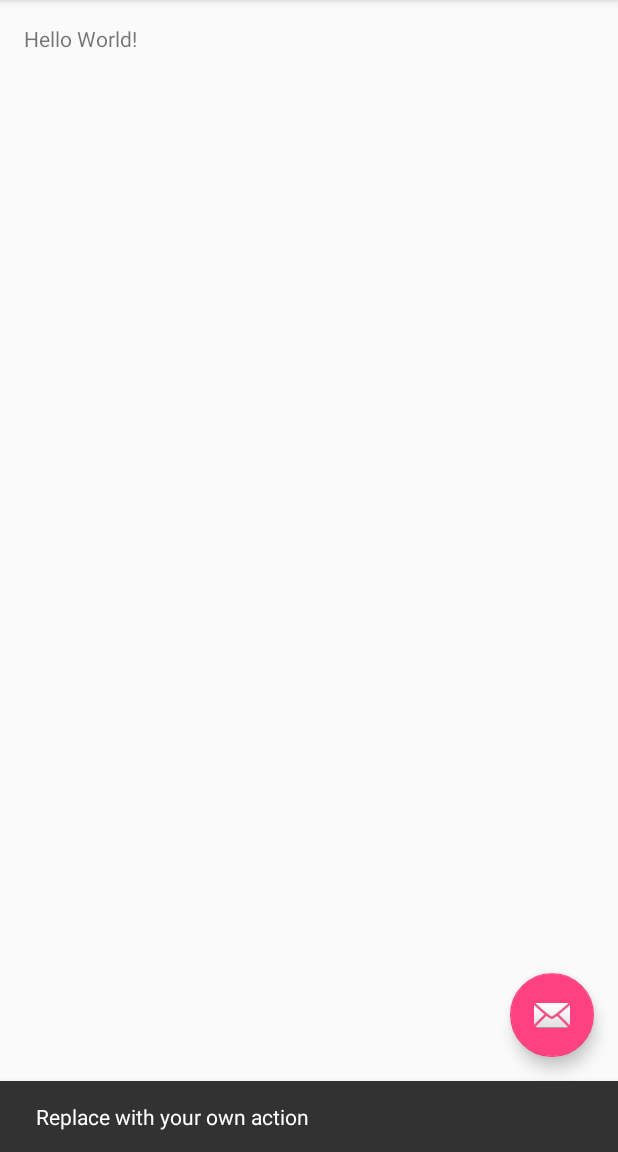
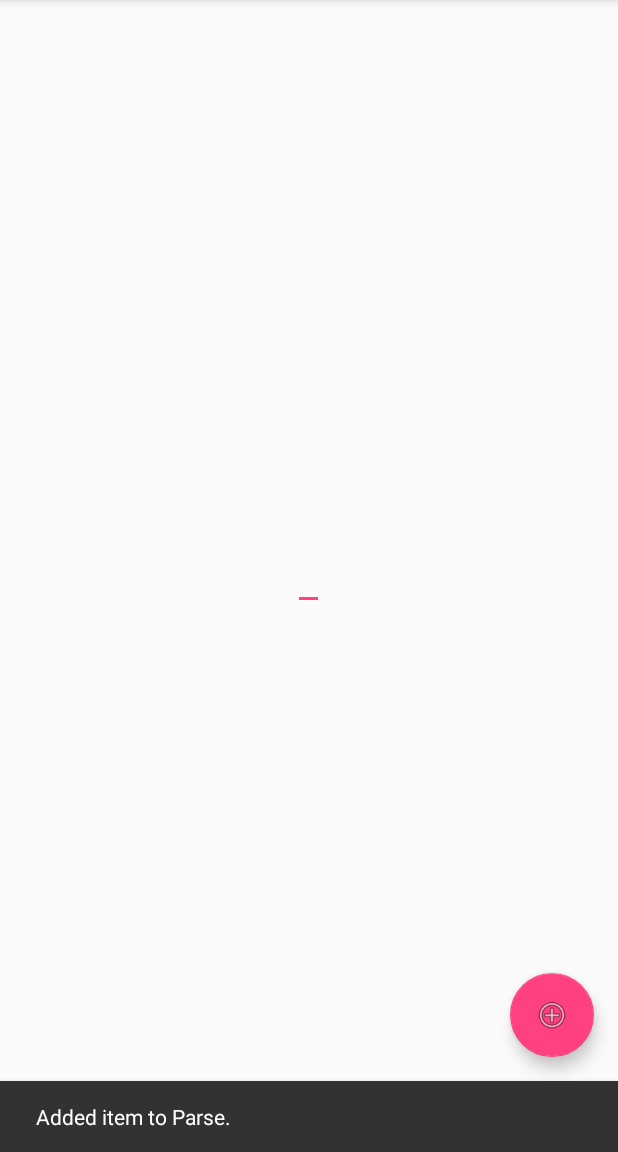
Before and after one commit to nick11roberts/android-parse-sample, an Android app: the screen it shows after launch (MainActivity), after a tap on an icon or button, on a phone screen of 412 x 824 dp, the part 84-1236 px from its top. Run offline under Robolectric (Android 15) with nearby library versions, the phone set to English and light mode, and no system bars; libraries missing offline, so code that uses them is left out: com.parse; 8 statements that could not run were skipped.

Commit message:
Added some simple Parse code in which user text is added to Parse.

```diff
--- a/AndroidParseSample/app/build.gradle
+++ b/AndroidParseSample/app/build.gradle
@@ -24,4 +24,6 @@ dependencies {
     testCompile 'junit:junit:4.12'
     compile 'com.android.support:appcompat-v7:23.1.1'
     compile 'com.android.support:design:23.1.1'
+    compile 'com.parse.bolts:bolts-android:1.+'
+    compile 'com.parse:parse-android:1.+'
 }
--- a/AndroidParseSample/app/src/main/java/io/github/nick11roberts/androidparsesample/MainActivity.java
+++ b/AndroidParseSample/app/src/main/java/io/github/nick11roberts/androidparsesample/MainActivity.java
@@ -8,19 +8,48 @@ import android.support.v7.widget.Toolbar;
 import android.view.View;
 import android.view.Menu;
 import android.view.MenuItem;
+import android.widget.EditText;
+
+import com.parse.Parse;
+import com.parse.ParseACL;
+import com.parse.ParseObject;
+import com.parse.ParseUser;
 
 public class MainActivity extends AppCompatActivity {
+
+    private EditText parseEditText;
+    private String parseTextData;
 
     @Override
     protected void onCreate(Bundle savedInstanceState) {
         super.onCreate(savedInstanceState);
         setContentView(R.layout.activity_main);
 
+        // [Optional] Power your app with Local Datastore. For more info, go to
+        // https://parse.com/docs/android/guide#local-datastore
+        Parse.enableLocalDatastore(this);
+        Parse.initialize(this);
+        ParseUser.enableAutomaticUser();
+        ParseACL defaultACL = new ParseACL();
+        // Optionally enable public read access.
+        // defaultACL.setPublicReadAccess﴾true﴿;.
+        ParseACL.setDefaultACL(defaultACL, true);
+
+        parseEditText = (EditText)findViewById(R.id.parseDataInputEditText);
+
         FloatingActionButton fab = (FloatingActionButton) findViewById(R.id.fab);
         fab.setOnClickListener(new View.OnClickListener() {
             @Override
             public void onClick(View view) {
-                Snackbar.make(view, "Replace with your own action", Snackbar.LENGTH_LONG)
+
+                parseTextData = parseEditText.getText().toString();
+
+                // Submit the data to Parse
+                ParseObject testObject = new ParseObject("TestObject");
+                testObject.put("data", parseTextData);
+                testObject.saveInBackground();
+
+                Snackbar.make(view, "Added item to Parse.", Snackbar.LENGTH_LONG)
                         .setAction("Action", null).show();
             }
         });
--- a/AndroidParseSample/app/src/main/res/layout/activity_main.xml
+++ b/AndroidParseSample/app/src/main/res/layout/activity_main.xml
@@ -15,6 +15,6 @@
         android:layout_height="wrap_content"
         android:layout_gravity="bottom|end"
         android:layout_margin="@dimen/fab_margin"
-        android:src="@android:drawable/ic_dialog_email" />
+        android:src="@android:drawable/ic_menu_add" />
 
 </android.support.design.widget.CoordinatorLayout>
--- a/AndroidParseSample/app/src/main/res/layout/content_main.xml
+++ b/AndroidParseSample/app/src/main/res/layout/content_main.xml
@@ -12,8 +12,10 @@
     tools:context="io.github.nick11roberts.androidparsesample.MainActivity"
     tools:showIn="@layout/activity_main">
 
-    <TextView
+    <EditText
         android:layout_width="wrap_content"
         android:layout_height="wrap_content"
-        android:text="Hello World!" />
+        android:id="@+id/parseDataInputEditText"
+        android:layout_centerVertical="true"
+        android:layout_centerHorizontal="true" />
 </RelativeLayout>
```
Also changed, not shown: AndroidParseSample/app/src/main/AndroidManifest.xml (+11 -1 lines).
